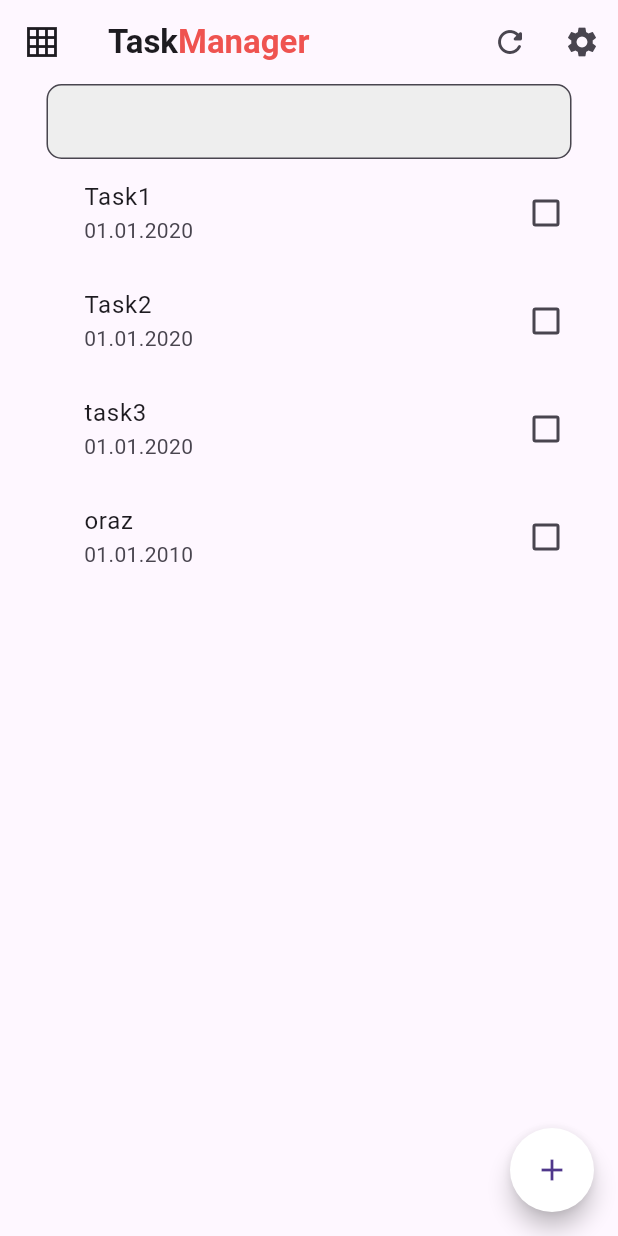
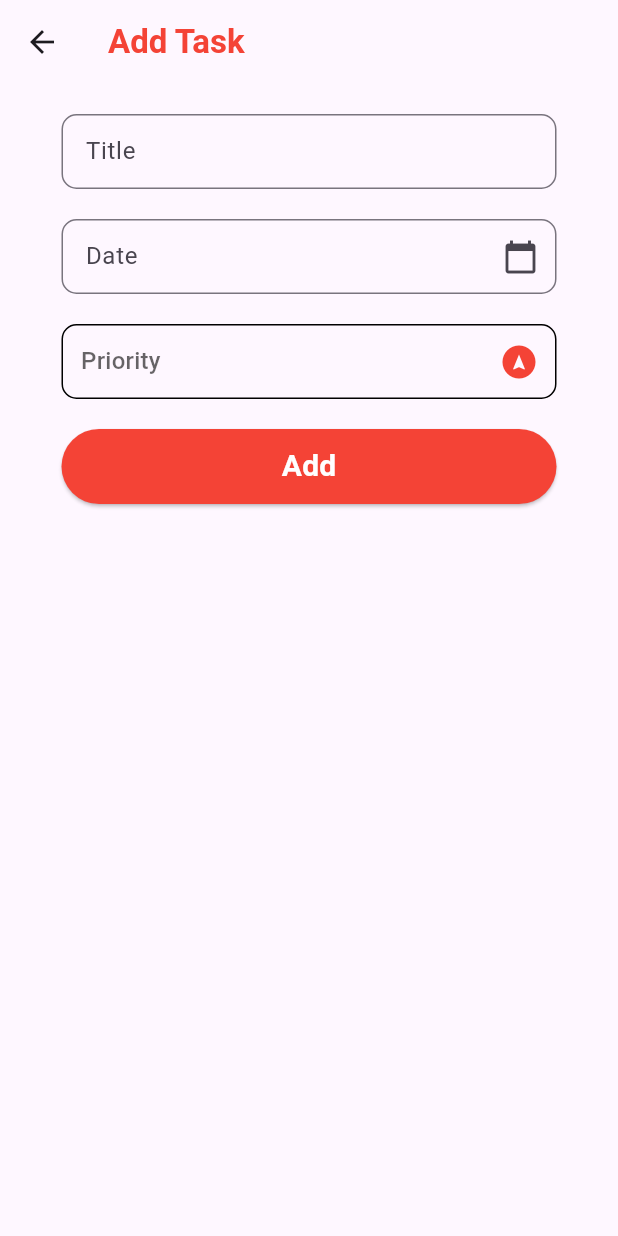
Before and after one commit to DavutOvez/task_manager, a Flutter app: the screen it shows after launch, after a tap on the "add" icon, on a phone screen of 412 x 824 dp. Run offline on Flutter 3.47's test engine with Material 3 defaults, Android fonts, the phone set to English and light mode, and no system bars.

Commit message:
feat: implement AddTaskPage and task return logic

```diff
--- a/lib/main.dart
+++ b/lib/main.dart
@@ -2,6 +2,11 @@ import 'package:flutter/material.dart';
 
 void main() {
   runApp(const MyApp());
+}
+
+class RouteNames {
+  static const home = '/';
+  static const add = '/addtask';
 }
 
 class MyApp extends StatelessWidget {
@@ -9,7 +14,13 @@ class MyApp extends StatelessWidget {
 
   @override
   Widget build(BuildContext context) {
-    return MaterialApp(home: const MyHomePage());
+    return MaterialApp(
+      initialRoute: RouteNames.home,
+      routes: {
+        RouteNames.home: (context) => const MyHomePage(),
+        RouteNames.add: (context) => AddTaskPage(),
+      },
+    );
   }
 }
 
@@ -19,13 +30,13 @@ class MyHomePage extends StatefulWidget {
   @override
   State<MyHomePage> createState() => _MyHomePageState();
 }
+var tasks = [
+  ['Task1', '01.01.2020','Low', false],
+  ['Task2', '01.01.2020','High', false],
+  ['task3', '01.01.2020','Medium' ,false],
+];
 
 class _MyHomePageState extends State<MyHomePage> {
-  var davut = [
-    ['Task1','01.01.2020',false],
-    ['Task2','01.01.2020',false],
-    ['task3','01.01.2020',false],
-  ];
   @override
   Widget build(BuildContext context) {
     return Scaffold(
@@ -33,13 +44,19 @@ class _MyHomePageState extends State<MyHomePage> {
         leading: IconButton(onPressed: () {}, icon: Icon(Icons.grid_on_sharp)),
         title: Row(
           children: [
-            Text('Task',style: TextStyle(fontWeight: FontWeight.bold),),
-            Text('Manager', style: TextStyle(color: Colors.red[400],fontWeight: FontWeight.bold)),
+            Text('Task', style: TextStyle(fontWeight: FontWeight.bold)),
+            Text(
+              'Manager',
+              style: TextStyle(
+                color: Colors.red[400],
+                fontWeight: FontWeight.bold,
+              ),
+            ),
           ],
         ),
         actions: [
-          IconButton(onPressed: (){}, icon: Icon(Icons.refresh_rounded)),
-          IconButton(onPressed: (){}, icon: Icon(Icons.settings))
+          IconButton(onPressed: () {}, icon: Icon(Icons.refresh_rounded)),
+          IconButton(onPressed: () {}, icon: Icon(Icons.settings)),
         ],
       ),
       body: Column(
@@ -47,28 +64,198 @@ class _MyHomePageState extends State<MyHomePage> {
           Row(
             mainAxisAlignment: MainAxisAlignment.center,
             children: [
-              SizedBox(width: 350,height: 50,child: TextField(decoration: InputDecoration(filled: true, fillColor: Colors.grey[200], border: OutlineInputBorder(borderRadius: BorderRadius.circular(10))),),)
+              SizedBox(
+                width: 350,
+                height: 50,
+                child: TextField(
+                  decoration: InputDecoration(
+                    filled: true,
+                    fillColor: Colors.grey[200],
+                    border: OutlineInputBorder(
+                      borderRadius: BorderRadius.circular(10),
+                    ),
+                  ),
+                ),
+              ),
             ],
           ),
-          Expanded(child: ListView.builder(itemCount: davut.length,itemBuilder:(context,index){
+          Expanded(
+            child: ListView.builder(
+              itemCount: tasks.length,
+              itemBuilder: (context, index) {
                 return ListTile(
-              leading: SizedBox(width: 10,),
-              title: Text( davut[index][0].toString()),
-              subtitle: Text( davut[index][1].toString()),
-              trailing: Checkbox(value: davut[index][2] as bool, onChanged: (value){
+                  leading: SizedBox(width: 10),
+                  title: Text(tasks[index][0].toString()),
+                  subtitle: Text('${tasks[index][1].toString()} • ${tasks[index][2]}'),
+                  trailing: Checkbox(
+                    value: tasks[index][3] as bool,
+                    onChanged: (value) {
                       setState(() {
-                  davut[index][2] = value!;
+                        tasks[index][3] = value!;
                       });
-              }),
+                    },
+                  ),
                 );
-          }  ),)
+              },
+            ),
+          ),
         ],
       ),
-      floatingActionButton: FloatingActionButton(shape:CircleBorder(),backgroundColor: Colors.white,onPressed: (){
+      floatingActionButton: FloatingActionButton(
+        shape: CircleBorder(),
+        backgroundColor: Colors.white,
+        onPressed: () async {
+          final newTask = await Navigator.pushNamed(context, RouteNames.add) as List<Object>?;
+          if (newTask != null) {
             setState(() {
-          davut.add(['oraz','01.01.2010',false]);
+              tasks.add(newTask);
       });
-      }, child: Icon(Icons.add),),
+    }
+        },
+
+        child: Icon(Icons.add),
+      ),
     );
   }
 }
+
+class AddTaskPage extends StatefulWidget {
+  AddTaskPage({super.key});
+
+  @override
+  State<StatefulWidget> createState() => AddTaskPageState();
+}
+
+class AddTaskPageState extends State<AddTaskPage> {
+  String? _selected_priority;
+  var _priorities = ['High', 'Medium', 'Low'];
+  TextEditingController _dateController = TextEditingController();
+  TextEditingController _titleController = TextEditingController();
+  TextEditingController _priorityController = TextEditingController();
+
+  Future<void> _selectDate(BuildContext context) async {
+    final DateTime? picked = await showDatePicker(
+      context: context,
+      initialDate: DateTime.now(),
+      firstDate: DateTime(2000),
+      lastDate: DateTime(2100),
+    );
+    if (picked != null) {
+      setState(() {
+        String day = picked.day.toString().padLeft(2, '0');
+        String month = picked.month.toString().padLeft(2, '0');
+        String year = picked.year.toString();
+        _dateController.text = "$day.$month.$year"; // 👈 istediğin format
+      });
+    }
+  }
+
+  @override
+  Widget build(BuildContext context) {
+    return Scaffold(
+      appBar: AppBar(
+        title: Text(
+          'Add Task',
+          style: TextStyle(color: Colors.red, fontWeight: FontWeight.bold),
+        ),
+      ),
+      body: Center(
+        child: Column(
+          children: [
+            SizedBox(height: 20),
+            SizedBox(
+              width: 330,
+              height: 50,
+              child: TextField(
+                decoration: InputDecoration(
+                  border: OutlineInputBorder(
+                    borderRadius: BorderRadius.circular(10),
+                  ),
+                  label: Text('Title'),
+                ),
+                controller: _titleController,
+              ),
+            ),
+            SizedBox(height: 20),
+            SizedBox(
+              width: 330,
+              height: 50,
+              child: TextField(
+                controller: _dateController,
+                readOnly: true,
+                decoration: InputDecoration(
+                  labelText: 'Date',
+                  border: OutlineInputBorder(
+                    borderRadius: BorderRadius.circular(10),
+                  ),
+                  suffixIcon: Icon(Icons.calendar_today),
+                ),
+                onTap: () => _selectDate(context),
+              ),
+            ),
+            SizedBox(height: 20),
+
+            SizedBox(
+              height: 50,
+              width: 330,
+              child: DropdownButtonHideUnderline(
+                child: Container(
+                  padding: EdgeInsets.symmetric(horizontal: 12),
+                  decoration: BoxDecoration(
+                    border: Border.all(),
+                    borderRadius: BorderRadius.circular(10),
+                  ),
+                  child: DropdownButton<String>(
+                    hint: Text('Priority'),
+                    value: _selected_priority,
+                    isExpanded: true,
+                    onChanged: (String? newValue) {
+                      setState(() {
+                        _selected_priority = newValue!;
+                      });
+                    },
+                    icon: Icon(Icons.assistant_navigation, color: Colors.red),
+                    items: _priorities.map((String priority) {
+                      return DropdownMenuItem<String>(
+                        value: priority,
+                        child: Text(priority),
+                      );
+                    }).toList(),
+                  ),
+                ),
+              ),
+            ),
+            SizedBox(height: 20),
+            SizedBox(
+              width: 330,
+              height: 50,
+              child: ElevatedButton(
+                style: ButtonStyle(backgroundColor: MaterialStateProperty.all(Colors.red),),
+                onPressed: () {
+                  if (_titleController.text.isNotEmpty &&
+                      _dateController.text.isNotEmpty &&
+                      _selected_priority != null) {
+                    var newTask = [
+                      _titleController.text,
+                      _dateController.text,
+                      _selected_priority!, // 👈 dropdown'dan gelen bilgi
+                      false,
+                    ];
+                    Navigator.pop(context,newTask); // 👈 veriyi geri gönderiyoruz
+
+
+                  } else {
+                    ScaffoldMessenger.of(context).showSnackBar(
+                      SnackBar(content: Text("Please fill in all the fields.")),
+                    );
+                  }
+                },
+                child: Text('Add',style: TextStyle(color: Colors.white,fontWeight: FontWeight.bold,fontSize: 20),),
+              ),
+            ),
+          ],
+        ),
+      ),
+    );
+  }
+}
```
Lines whose indentation alone changed are shown as unchanged.
